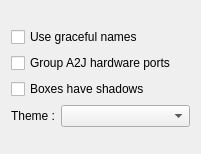
First picture: the form in resources/ui/canvas_options.ui, repository Houston4444/RaySession, before the edit.
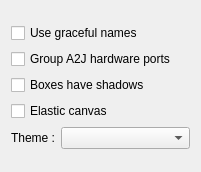
Second picture: the form after the edit.

Commit message: remember elastic state correctly

```diff
--- a/resources/ui/canvas_options.ui
+++ b/resources/ui/canvas_options.ui
@@ -7,7 +7,7 @@
     <x>0</x>
     <y>0</y>
     <width>201</width>
-    <height>154</height>
+    <height>172</height>
    </rect>
   </property>
   <property name="windowTitle">
@@ -53,6 +53,16 @@
        </property>
       </widget>
      </item>
+     <item>
+      <widget class="QCheckBox" name="checkBoxElastic">
+       <property name="toolTip">
+        <string>&lt;html&gt;&lt;head/&gt;&lt;body&gt;&lt;p&gt;Always resize the canvas scene to the mininum contents.&lt;/p&gt;&lt;p&gt;This way, the view is directly optimized while moving boxes.&lt;/p&gt;&lt;/body&gt;&lt;/html&gt;</string>
+       </property>
+       <property name="text">
+        <string>Elastic canvas</string>
+       </property>
+      </widget>
+     </item>
      <item>
       <layout class="QHBoxLayout" name="horizontalLayout">
        <item>
```
The commit also changes 8 other files.
